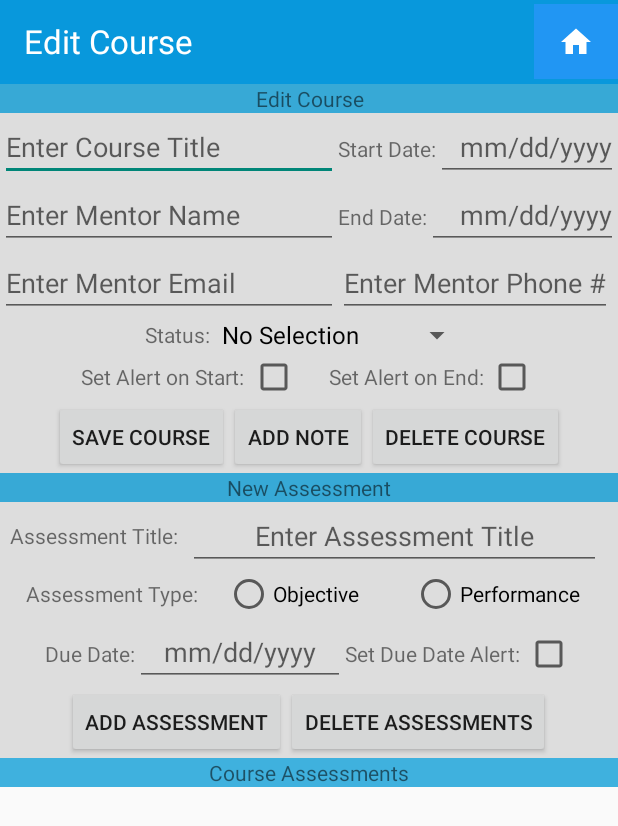
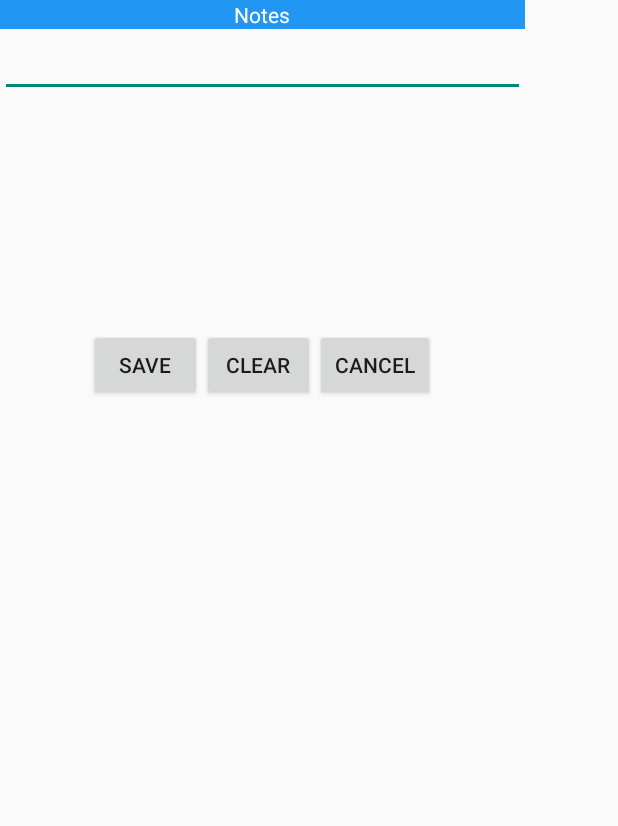
Before and after one commit to holdwhatdoor/C196Project, an Android app: the CourseEdit screen opened directly, with no data from a screen before it, after a tap on "ADD NOTE", on a phone screen of 412 x 824 dp. Shown: the top 826 px of the screen. Run offline under Robolectric (Android 15) with nearby library versions, the phone set to English and light mode, and no system bars; our stand-ins replace ButterKnife, Room's generated code; 31 statements that could not run were skipped.

Commit message:
Changes:
CourseDAO - added @Update custom query, commented out.  Can remove if @Update room method can work

CourseEdit - passed course data through intent to CourseNote activity for adding/updating course notes

CourseNote - Built CourseNote class with EditText for note.  Save, clear and cancel buttons added with functionality to clear note, cancel and return to CourseEdit or save/update notes and return to CourseEdit.  Save button click crashes app on null courseEntity parameter on DAO update call. NEED: get save button to update course note value.

note.xml - added cancel button and fixed id labels

added string labels to strings.xml

Added CourseNotets class to manifest

App Status:
Functioning:
Main page with TermActivity page navigation

TermActivity page displays allows insert of input data into Term table, allows deletion of all terms and navigation to TermEdit page based on recyclerview edit button selection.

TermEdit page: displays selected term data in edit text boxes.  Can insert an associated course via input elements and add button.  Can delete all courses in database.  Can delete selected Term.
NEEDS: save function for updating term info.  Remove Delete all courses button and functionality

CourseEdit page: displays selected course data in edit text boxes.  Can insert an associated assessment via input elements and add button.  Set alert checkboxes functional on a view level and checking/unchecking alert boxes for start and end dates.  Can delete all assessments in the database.  Add Note button navigates to note activity page and sets notes in edit text.
NEEDS:  Update selected Course Info on save button. Add Notes - get save note to update course data(course notes specifically) Share notes via sharing feature (email or SMS). Remove delete all courses button and functionality

AssesmentEdit page: displays selected assessment data in edit text boxes.
NEEDS: Update assessment info on save button click.  Alert view model checkboxes created and function to check and uncheck setting an alert.  Need to establish alerts to trigger on an assessment with an alert set.

```diff
--- a/app/src/main/AndroidManifest.xml
+++ b/app/src/main/AndroidManifest.xml
@@ -42,6 +42,11 @@
             android:label="@string/course_edit_title"
             android:theme="@style/NoActionBar" />
         <activity
+            android:name=".CourseNotes"
+            android:label="@string/course_note_title"
+            />
+
+        <activity
             android:name=".TermActivity"
             android:label="@string/term_activity_title"
             android:theme="@style/Theme.AppCompat.Light.NoActionBar" />
--- a/app/src/main/java/com/example/c196project/CourseEdit.java
+++ b/app/src/main/java/com/example/c196project/CourseEdit.java
@@ -138,7 +138,7 @@ public class CourseEdit extends AppCompatActivity implements View.OnClickListene
 
         // retrieves course data passed from adapter
         Bundle extras = getIntent().getExtras();
-        // CourseEntity data
+        // passed CourseEntity data
         int courseId = extras.getInt(COURSE_ID_KEY);
         String courseTitle = extras.getString(COURSE_TITLE_KEY);
         String courseStart = extras.getString(COURSE_START_KEY);
@@ -274,12 +274,26 @@ public class CourseEdit extends AppCompatActivity implements View.OnClickListene
         // Add note button assignment/function
         addNoteBtn = findViewById(R.id.ce_noteBtn);
         addNoteBtn.setOnClickListener(new View.OnClickListener() {
+                @Override
+            public void onClick(View v) {
+                    Intent intent = new Intent (v.getContext(), CourseNotes.class);
 
-            @Override
-            public void onClick(View v) {
+                    intent.putExtra(COURSE_ID_KEY, courseId);
+                    intent.putExtra(COURSE_TITLE_KEY, courseTitle);
+                    intent.putExtra(COURSE_START_KEY, courseStart);
+                    intent.putExtra(COURSE_END_KEY, courseEnd);
+                    intent.putExtra(COURSE_MENTOR_KEY, courseMentor);
+                    intent.putExtra(COURSE_EMAIL_KEY, mentorEmail);
+                    intent.putExtra(COURSE_PHONE_KEY, mentorPhone);
+                    intent.putExtra(COURSE_STATUS_KEY, courseStatus);
+                    intent.putExtra(COURSE_NOTES_KEY, courseNotes);
+                    intent.putExtra(COURSE_ALERT_START_KEY, alertStart);
+                    intent.putExtra(COURSE_ALERT_END_KEY, alertEnd);
 
-            }
+                    v.getContext().startActivity(intent);
+                }
         });
+
         // Delete course button assignment/function
         delCourseBtn = findViewById(R.id.ce_delCourse);
         delCourseBtn.setOnClickListener(new View.OnClickListener() {
--- a/app/src/main/java/com/example/c196project/CourseNotes.java
+++ b/app/src/main/java/com/example/c196project/CourseNotes.java
@@ -1,6 +1,156 @@
 package com.example.c196project;
 
-public class CourseNotes {
+import android.content.Intent;
+import android.os.Bundle;
+import android.view.View;
+import android.widget.Button;
+import android.widget.EditText;
+
+import androidx.appcompat.app.AppCompatActivity;
+
+import com.example.c196project.database.CourseEntity;
+import com.example.c196project.database.DateConverter;
+import com.example.c196project.viewmodel.CourseViewModel;
+
+import java.util.Date;
+
+import butterknife.ButterKnife;
+
+import static com.example.c196project.utilities.Constants.COURSE_ALERT_END_KEY;
+import static com.example.c196project.utilities.Constants.COURSE_ALERT_START_KEY;
+import static com.example.c196project.utilities.Constants.COURSE_EMAIL_KEY;
+import static com.example.c196project.utilities.Constants.COURSE_END_KEY;
+import static com.example.c196project.utilities.Constants.COURSE_ID_KEY;
+import static com.example.c196project.utilities.Constants.COURSE_MENTOR_KEY;
+import static com.example.c196project.utilities.Constants.COURSE_NOTES_KEY;
+import static com.example.c196project.utilities.Constants.COURSE_PHONE_KEY;
+import static com.example.c196project.utilities.Constants.COURSE_START_KEY;
+import static com.example.c196project.utilities.Constants.COURSE_STATUS_KEY;
+import static com.example.c196project.utilities.Constants.COURSE_TITLE_KEY;
+import static com.example.c196project.utilities.Constants.TERM_ID_KEY;
+
+public class CourseNotes extends AppCompatActivity implements View.OnClickListener {
+
+    public static final String TAG = "CourseNotes";
+
+    // View Model instantiate
+    public CourseViewModel courseVM;
+
+    // Course Notes components
+    public EditText noteText;
+
+    // Button instantiation
+    public Button saveBtn;
+    public Button clearBtn;
+    public Button cancelBtn;
 
 
+    @Override
+    protected void onCreate(Bundle savedInstanceState) {
+        super.onCreate(savedInstanceState);
+        setContentView(R.layout.note);
+
+        // retrieves course data passed from CourseEdit class
+        Bundle extras = getIntent().getExtras();
+        // passed CourseEntity data
+        int courseId = extras.getInt(COURSE_ID_KEY);
+        String courseTitle = extras.getString(COURSE_TITLE_KEY);
+        String courseStart = extras.getString(COURSE_START_KEY);
+        String courseEnd = extras.getString(COURSE_END_KEY);
+        String formatStart = DateConverter.formatDateString(courseStart);
+        String formatEnd = DateConverter.formatDateString(courseEnd);
+        Date cStart = DateConverter.toDate(formatStart);
+        Date cEnd = DateConverter.toDate(formatEnd);
+        String courseMentor = extras.getString(COURSE_MENTOR_KEY);
+        String mentorEmail = extras.getString(COURSE_EMAIL_KEY);
+        String mentorPhone = extras.getString(COURSE_PHONE_KEY);
+        String courseStatus = extras.getString(COURSE_STATUS_KEY);
+        String courseNotes = extras.getString(COURSE_NOTES_KEY);
+        String alertStart = extras.getString(COURSE_ALERT_START_KEY);
+        String alertEnd = extras.getString(COURSE_ALERT_END_KEY);
+        int termId = extras.getInt(TERM_ID_KEY);
+
+        noteText = findViewById(R.id.note_text);
+        noteText.setText(courseNotes);
+
+        saveBtn = findViewById(R.id.note_save_btn);
+        saveBtn.setOnClickListener(new View.OnClickListener() {
+            @Override
+            public void onClick(View v) {
+                String newNote = noteText.getText().toString();
+
+                CourseEntity updatedCourse = new CourseEntity(courseId, courseTitle, cStart, cEnd, courseMentor,
+                        mentorEmail, mentorPhone, courseStatus, newNote, alertStart, alertEnd, termId);
+
+                // call update to update course and return back to course edit
+                Intent intent = new Intent(v.getContext(), CourseEdit.class);
+
+                intent.putExtra(COURSE_ID_KEY, courseId);
+                intent.putExtra(COURSE_TITLE_KEY, courseTitle);
+                intent.putExtra(COURSE_START_KEY, courseStart);
+                intent.putExtra(COURSE_END_KEY, courseEnd);
+                intent.putExtra(COURSE_MENTOR_KEY, courseMentor);
+                intent.putExtra(COURSE_EMAIL_KEY, mentorEmail);
+                intent.putExtra(COURSE_PHONE_KEY, mentorPhone);
+                intent.putExtra(COURSE_STATUS_KEY, courseStatus);
+                intent.putExtra(COURSE_NOTES_KEY, newNote);
+                intent.putExtra(COURSE_ALERT_START_KEY, alertStart);
+                intent.putExtra(COURSE_ALERT_END_KEY, alertEnd);
+                intent.putExtra(TERM_ID_KEY, termId);
+
+
+                v.getContext().startActivity(intent);
+
+                courseVM.updateCourse(updatedCourse);
+            }
+        });
+
+        clearBtn = findViewById(R.id.note_clear_btn);
+        clearBtn.setOnClickListener(new View.OnClickListener() {
+            @Override
+            public void onClick(View v) {
+                noteText.setText("");
+            }
+        });
+
+        cancelBtn = findViewById(R.id.note_cancel_btn);
+        cancelBtn.setOnClickListener(new View.OnClickListener() {
+            @Override
+            public void onClick(View v) {
+                Intent intent = new Intent (v.getContext(), CourseEdit.class);
+
+                intent.putExtra(COURSE_ID_KEY, courseId);
+                intent.putExtra(COURSE_TITLE_KEY, courseTitle);
+                intent.putExtra(COURSE_START_KEY, courseStart);
+                intent.putExtra(COURSE_END_KEY, courseEnd);
+                intent.putExtra(COURSE_MENTOR_KEY, courseMentor);
+                intent.putExtra(COURSE_EMAIL_KEY, mentorEmail);
+                intent.putExtra(COURSE_PHONE_KEY, mentorPhone);
+                intent.putExtra(COURSE_STATUS_KEY, courseStatus);
+                intent.putExtra(COURSE_NOTES_KEY, courseNotes);
+                intent.putExtra(COURSE_ALERT_START_KEY, alertStart);
+                intent.putExtra(COURSE_ALERT_END_KEY, alertEnd);
+                intent.putExtra(TERM_ID_KEY, termId);
+
+                v.getContext().startActivity(intent);
+            }
+        });
+
+
+        // Initialize butterknife and initViewModel
+        ButterKnife.bind(this);
+        initViewModel();
+
+
+    }
+
+    private void initViewModel() {
+
+    }
+
+
+    @Override
+    public void onClick(View v) {
+
+    }
 }
--- a/app/src/main/java/com/example/c196project/TermActivity.java
+++ b/app/src/main/java/com/example/c196project/TermActivity.java
@@ -75,7 +75,7 @@ public class TermActivity extends AppCompatActivity implements View.OnClickListe
         setContentView(R.layout.activity_term);
 
         // Instantiate Toolbar by id
-        Toolbar toolbar = (Toolbar) findViewById(R.id.t_appbar);
+        Toolbar toolbar = findViewById(R.id.t_appbar);
         setSupportActionBar(toolbar);
 
         // Set Toolbar text and home button id and function
@@ -166,7 +166,7 @@ public class TermActivity extends AppCompatActivity implements View.OnClickListe
             @Override
             public void onClick(View v) {
 
-                termTitleInput = (EditText) findViewById(R.id.term_title_input);
+                termTitleInput = findViewById(R.id.term_title_input);
                 TimeZone localTZ = TimeZone.getDefault();
                 Locale locale = Locale.getDefault();
 
--- a/app/src/main/java/com/example/c196project/database/CourseDAO.java
+++ b/app/src/main/java/com/example/c196project/database/CourseDAO.java
@@ -40,6 +40,9 @@ public interface CourseDAO {
     @Insert(onConflict = OnConflictStrategy.REPLACE)
     void insertAll(ArrayList<CourseEntity> courseEntities);
 
+ //   @Update("UPDATE course_table SET course_notes = :note WHERE course_id = :id")
+ //   void updateCourseNotes(String note, int id);
+
     @Query("SELECT * FROM course_table WHERE course_id = :id")
     CourseEntity getCourseById(int id);
 
--- a/app/src/main/java/com/example/c196project/ui/TermEditAdapter.java
+++ b/app/src/main/java/com/example/c196project/ui/TermEditAdapter.java
@@ -113,6 +113,7 @@ public class TermEditAdapter extends RecyclerView.Adapter<TermEditAdapter.TermEd
 
             }
         });
+
     }
 
     @Override
--- a/app/src/main/res/layout/note.xml
+++ b/app/src/main/res/layout/note.xml
@@ -26,7 +26,7 @@
         <ScrollView
             android:id="@+id/note_scroll"
             android:layout_width="match_parent"
-            android:layout_height="240dp">
+            android:layout_height="200dp">
 
             <EditText
                 android:id="@+id/note_text"
@@ -46,16 +46,22 @@
             android:orientation="horizontal">
 
             <Button
-                android:id="@+id/save_btn"
+                android:id="@+id/note_save_btn"
                 android:layout_width="75dp"
                 android:layout_height="match_parent"
                 android:text="@string/save_btn" />
 
             <Button
-                android:id="@+id/clear_btn"
+                android:id="@+id/note_clear_btn"
                 android:layout_width="75dp"
                 android:layout_height="match_parent"
                 android:text="@string/clear" />
+
+            <Button
+                android:id="@+id/note_cancel_btn"
+                android:layout_width="80dp"
+                android:layout_height="match_parent"
+                android:text="@string/cancel_btn"/>
 
         </LinearLayout>
 
--- a/app/src/main/res/values/strings.xml
+++ b/app/src/main/res/values/strings.xml
@@ -73,6 +73,9 @@
 <string name="course_edit_title">Edit Course</string>
 <string name="save_course_btn">Save Course</string>
 
+// Course Note string labels
+<string name="course_note_title">Course Notes</string>
+
 // Activity Assessment page string labels
 <string name="assess_activity_title">Assessments</string>
 <string name="new_assess">New Assessment</string>
```
